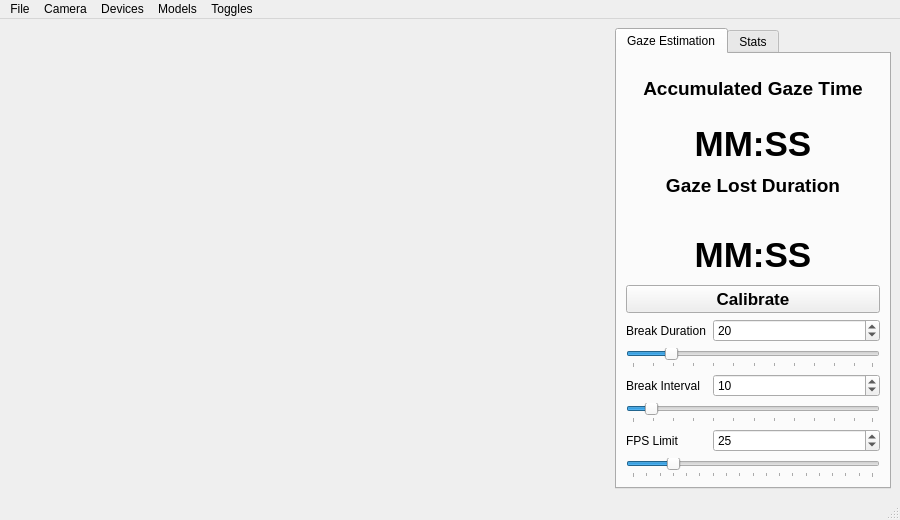
Old version of the form src/app/mainwindow.ui in the repository inbasperu/VisionGuard.
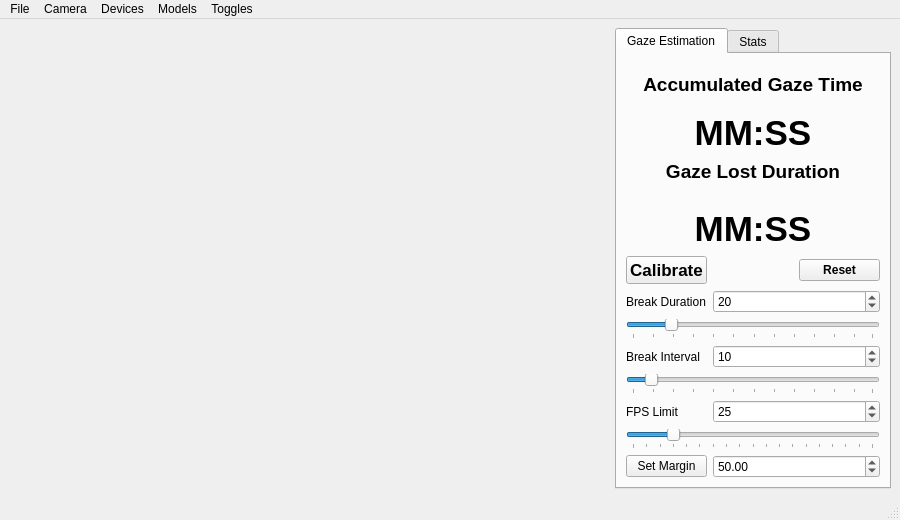
New version of the form.

Commit message: add calibration margin

```diff
--- a/src/app/mainwindow.ui
+++ b/src/app/mainwindow.ui
@@ -72,7 +72,84 @@
         <string>Gaze Estimation</string>
        </attribute>
        <layout class="QGridLayout" name="gridLayout">
-        <item row="6" column="0" colspan="3">
+        <item row="12" column="0" colspan="3">
+         <widget class="QSlider" name="breakIntervalHorizontalSlider">
+          <property name="minimum">
+           <number>1</number>
+          </property>
+          <property name="maximum">
+           <number>120</number>
+          </property>
+          <property name="sliderPosition">
+           <number>10</number>
+          </property>
+          <property name="orientation">
+           <enum>Qt::Horizontal</enum>
+          </property>
+          <property name="tickPosition">
+           <enum>QSlider::TicksBelow</enum>
+          </property>
+         </widget>
+        </item>
+        <item row="9" column="1" colspan="2">
+         <widget class="QSpinBox" name="breakDurationSpinBox">
+          <property name="minimum">
+           <number>1</number>
+          </property>
+          <property name="maximum">
+           <number>120</number>
+          </property>
+          <property name="singleStep">
+           <number>1</number>
+          </property>
+          <property name="value">
+           <number>20</number>
+          </property>
+         </widget>
+        </item>
+        <item row="1" column="0" colspan="3">
+         <widget class="QLabel" name="GazeTime">
+          <property name="font">
+           <font>
+            <pointsize>26</pointsize>
+            <bold>true</bold>
+            <strikeout>false</strikeout>
+            <kerning>false</kerning>
+           </font>
+          </property>
+          <property name="layoutDirection">
+           <enum>Qt::LeftToRight</enum>
+          </property>
+          <property name="text">
+           <string>MM:SS</string>
+          </property>
+          <property name="alignment">
+           <set>Qt::AlignCenter</set>
+          </property>
+         </widget>
+        </item>
+        <item row="2" column="0" colspan="3">
+         <widget class="QLabel" name="gazeLostDuration">
+          <property name="font">
+           <font>
+            <pointsize>14</pointsize>
+            <bold>true</bold>
+            <strikeout>false</strikeout>
+            <kerning>false</kerning>
+           </font>
+          </property>
+          <property name="layoutDirection">
+           <enum>Qt::LeftToRight</enum>
+          </property>
+          <property name="text">
+           <string>Gaze Lost Duration</string>
+          </property>
+          <property name="alignment">
+           <set>Qt::AlignHCenter|Qt::AlignTop</set>
+          </property>
+         </widget>
+        </item>
+        <item row="6" column="0">
          <widget class="QPushButton" name="Calibrate">
           <property name="enabled">
            <bool>true</bool>
@@ -90,112 +167,7 @@
           </property>
          </widget>
         </item>
-        <item row="7" column="0">
-         <widget class="QLabel" name="breakDurationLabel">
-          <property name="text">
-           <string>Break Duration</string>
-          </property>
-         </widget>
-        </item>
-        <item row="9" column="1" colspan="2">
-         <widget class="QSpinBox" name="breakIntervalSpinBox">
-          <property name="minimum">
-           <number>1</number>
-          </property>
-          <property name="maximum">
-           <number>120</number>
-          </property>
-          <property name="value">
-           <number>10</number>
-          </property>
-         </widget>
-        </item>
-        <item row="1" column="0" colspan="3">
-         <widget class="QLabel" name="GazeTime">
-          <property name="font">
-           <font>
-            <pointsize>26</pointsize>
-            <bold>true</bold>
-            <strikeout>false</strikeout>
-            <kerning>false</kerning>
-           </font>
-          </property>
-          <property name="layoutDirection">
-           <enum>Qt::LeftToRight</enum>
-          </property>
-          <property name="text">
-           <string>MM:SS</string>
-          </property>
-          <property name="alignment">
-           <set>Qt::AlignCenter</set>
-          </property>
-         </widget>
-        </item>
-        <item row="10" column="0" colspan="3">
-         <widget class="QSlider" name="breakIntervalHorizontalSlider">
-          <property name="minimum">
-           <number>1</number>
-          </property>
-          <property name="maximum">
-           <number>120</number>
-          </property>
-          <property name="sliderPosition">
-           <number>10</number>
-          </property>
-          <property name="orientation">
-           <enum>Qt::Horizontal</enum>
-          </property>
-          <property name="tickPosition">
-           <enum>QSlider::TicksBelow</enum>
-          </property>
-         </widget>
-        </item>
-        <item row="9" column="0">
-         <widget class="QLabel" name="breakIntervalLabel">
-          <property name="text">
-           <string>Break Interval</string>
-          </property>
-         </widget>
-        </item>
-        <item row="8" column="0" colspan="3">
-         <widget class="QSlider" name="breakDurationHorizontalSlider">
-          <property name="minimum">
-           <number>1</number>
-          </property>
-          <property name="maximum">
-           <number>120</number>
-          </property>
-          <property name="sliderPosition">
-           <number>20</number>
-          </property>
-          <property name="orientation">
-           <enum>Qt::Horizontal</enum>
-          </property>
-          <property name="tickPosition">
-           <enum>QSlider::TicksBelow</enum>
-          </property>
-          <property name="tickInterval">
-           <number>0</number>
-          </property>
-         </widget>
-        </item>
-        <item row="7" column="1" colspan="2">
-         <widget class="QSpinBox" name="breakDurationSpinBox">
-          <property name="minimum">
-           <number>1</number>
-          </property>
-          <property name="maximum">
-           <number>120</number>
-          </property>
-          <property name="singleStep">
-           <number>1</number>
-          </property>
-          <property name="value">
-           <number>20</number>
-          </property>
-         </widget>
-        </item>
-        <item row="12" column="0" colspan="3">
+        <item row="14" column="0" colspan="3">
          <widget class="QSlider" name="FPSLimitHorizontalSlider">
           <property name="minimum">
            <number>10</number>
@@ -220,26 +192,6 @@
           </property>
          </widget>
         </item>
-        <item row="11" column="1" colspan="2">
-         <widget class="QSpinBox" name="FPSLimitSpinBox">
-          <property name="minimum">
-           <number>10</number>
-          </property>
-          <property name="maximum">
-           <number>99</number>
-          </property>
-          <property name="value">
-           <number>25</number>
-          </property>
-         </widget>
-        </item>
-        <item row="11" column="0">
-         <widget class="QLabel" name="FPSLimitLabel">
-          <property name="text">
-           <string>FPS Limit</string>
-          </property>
-         </widget>
-        </item>
         <item row="0" column="0" colspan="3">
          <widget class="QLabel" name="accumulatedGazeTime">
           <property name="font">
@@ -258,24 +210,29 @@
           </property>
          </widget>
         </item>
-        <item row="2" column="0" colspan="3">
-         <widget class="QLabel" name="gazeLostDuration">
-          <property name="font">
-           <font>
-            <pointsize>14</pointsize>
-            <bold>true</bold>
-            <strikeout>false</strikeout>
-            <kerning>false</kerning>
-           </font>
+        <item row="15" column="1" colspan="2">
+         <widget class="QDoubleSpinBox" name="doubleSpinBox">
+          <property name="minimum">
+           <double>-150.000000000000000</double>
           </property>
-          <property name="layoutDirection">
-           <enum>Qt::LeftToRight</enum>
+          <property name="maximum">
+           <double>150.000000000000000</double>
           </property>
-          <property name="text">
-           <string>Gaze Lost Duration</string>
+          <property name="value">
+           <double>50.000000000000000</double>
           </property>
-          <property name="alignment">
-           <set>Qt::AlignHCenter|Qt::AlignTop</set>
+         </widget>
+        </item>
+        <item row="11" column="1" colspan="2">
+         <widget class="QSpinBox" name="breakIntervalSpinBox">
+          <property name="minimum">
+           <number>1</number>
+          </property>
+          <property name="maximum">
+           <number>120</number>
+          </property>
+          <property name="value">
+           <number>10</number>
           </property>
          </widget>
         </item>
@@ -297,6 +254,83 @@
           </property>
          </widget>
         </item>
+        <item row="6" column="2">
+         <widget class="QPushButton" name="resetCalibration">
+          <property name="font">
+           <font>
+            <bold>true</bold>
+            <strikeout>false</strikeout>
+            <kerning>false</kerning>
+           </font>
+          </property>
+          <property name="text">
+           <string>Reset</string>
+          </property>
+         </widget>
+        </item>
+        <item row="13" column="1" colspan="2">
+         <widget class="QSpinBox" name="FPSLimitSpinBox">
+          <property name="minimum">
+           <number>10</number>
+          </property>
+          <property name="maximum">
+           <number>99</number>
+          </property>
+          <property name="value">
+           <number>25</number>
+          </property>
+         </widget>
+        </item>
+        <item row="9" column="0">
+         <widget class="QLabel" name="breakDurationLabel">
+          <property name="text">
+           <string>Break Duration</string>
+          </property>
+         </widget>
+        </item>
+        <item row="13" column="0">
+         <widget class="QLabel" name="FPSLimitLabel">
+          <property name="text">
+           <string>FPS Limit</string>
+          </property>
+         </widget>
+        </item>
+        <item row="11" column="0">
+         <widget class="QLabel" name="breakIntervalLabel">
+          <property name="text">
+           <string>Break Interval</string>
+          </property>
+         </widget>
+        </item>
+        <item row="10" column="0" colspan="3">
+         <widget class="QSlider" name="breakDurationHorizontalSlider">
+          <property name="minimum">
+           <number>1</number>
+          </property>
+          <property name="maximum">
+           <number>120</number>
+          </property>
+          <property name="sliderPosition">
+           <number>20</number>
+          </property>
+          <property name="orientation">
+           <enum>Qt::Horizontal</enum>
+          </property>
+          <property name="tickPosition">
+           <enum>QSlider::TicksBelow</enum>
+          </property>
+          <property name="tickInterval">
+           <number>0</number>
+          </property>
+         </widget>
+        </item>
+        <item row="15" column="0">
+         <widget class="QPushButton" name="setMargin">
+          <property name="text">
+           <string>Set Margin</string>
+          </property>
+         </widget>
+        </item>
        </layout>
       </widget>
       <widget class="QWidget" name="tabStats">
```
The commit also changes 2 other files.
